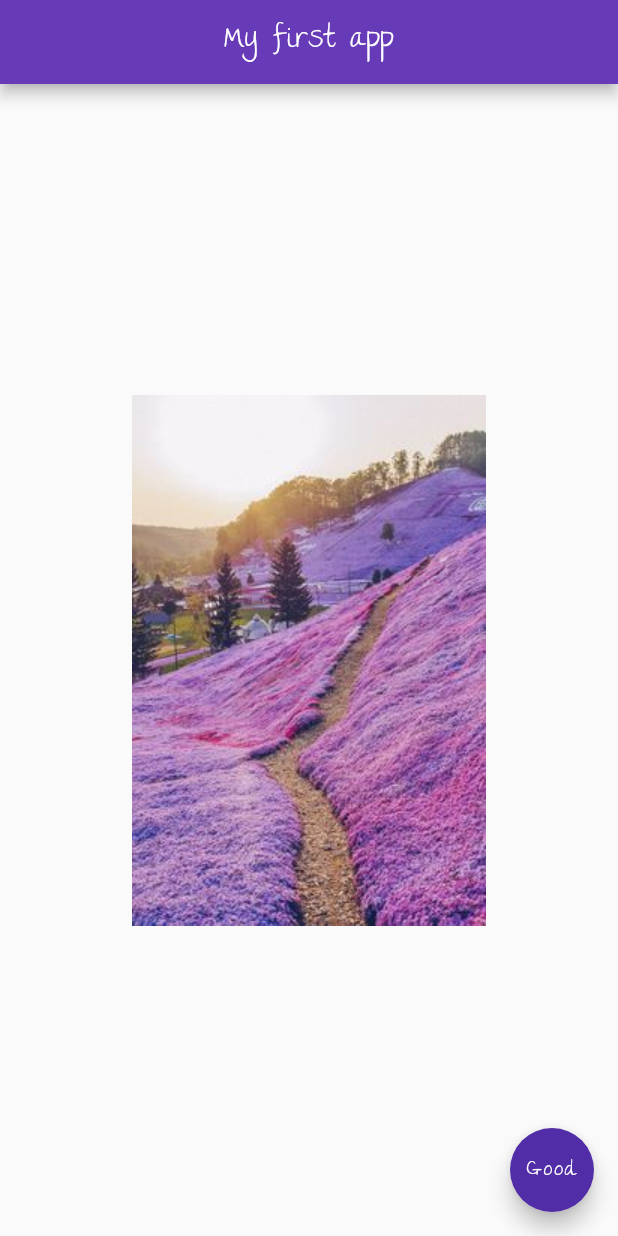
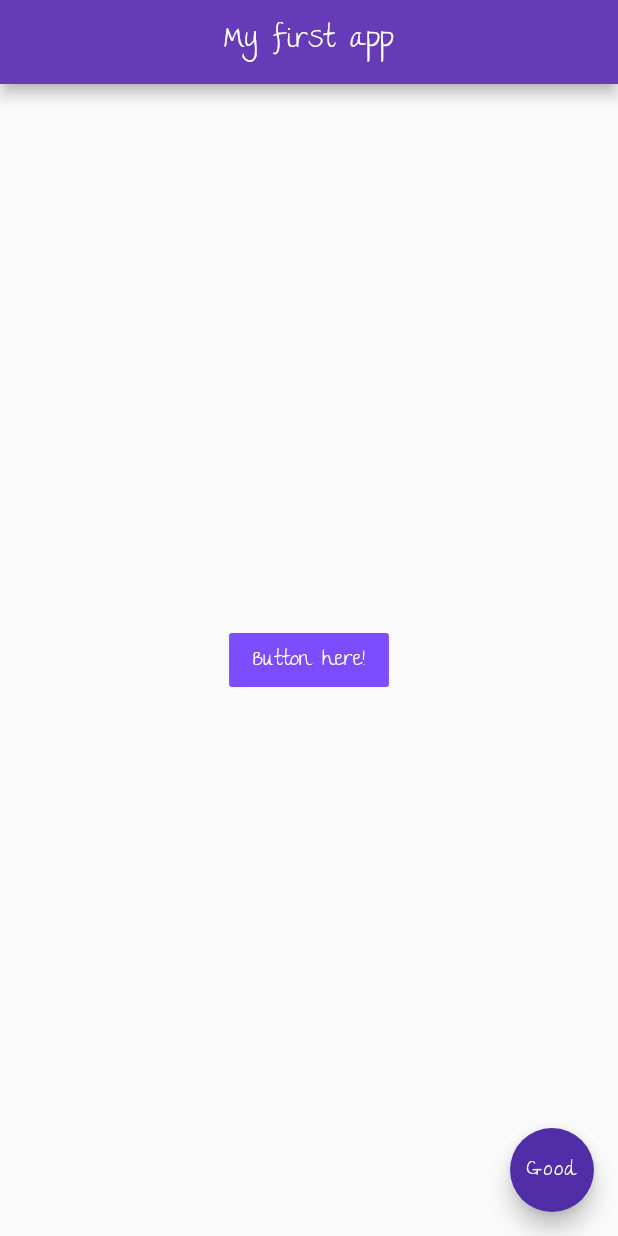
Before and after one commit to DandDevy/flutter_apps, a Flutter app: the screen it shows after launch, on a phone screen of 412 x 824 dp. Run offline on Flutter 3.47's test engine with Material 2 defaults, Android fonts, the phone set to English and light mode, and no system bars.

Commit message:
add flatbutto

```diff
--- a/lib/main.dart
+++ b/lib/main.dart
@@ -15,7 +15,12 @@ class Home extends StatelessWidget {
         backgroundColor: Colors.deepPurple,
       ),
       body: Center(
-        child: Image.asset("assets/japan-garden.jpg"),
+        child: FlatButton(
+          onPressed: printMessage,
+          child: Text("Button here!"),
+          color: Colors.deepPurpleAccent,
+          textColor: Colors.white,
+        ),
       ),
       floatingActionButton: FloatingActionButton(
         child: Text("Good"), onPressed: printMessage,
```
